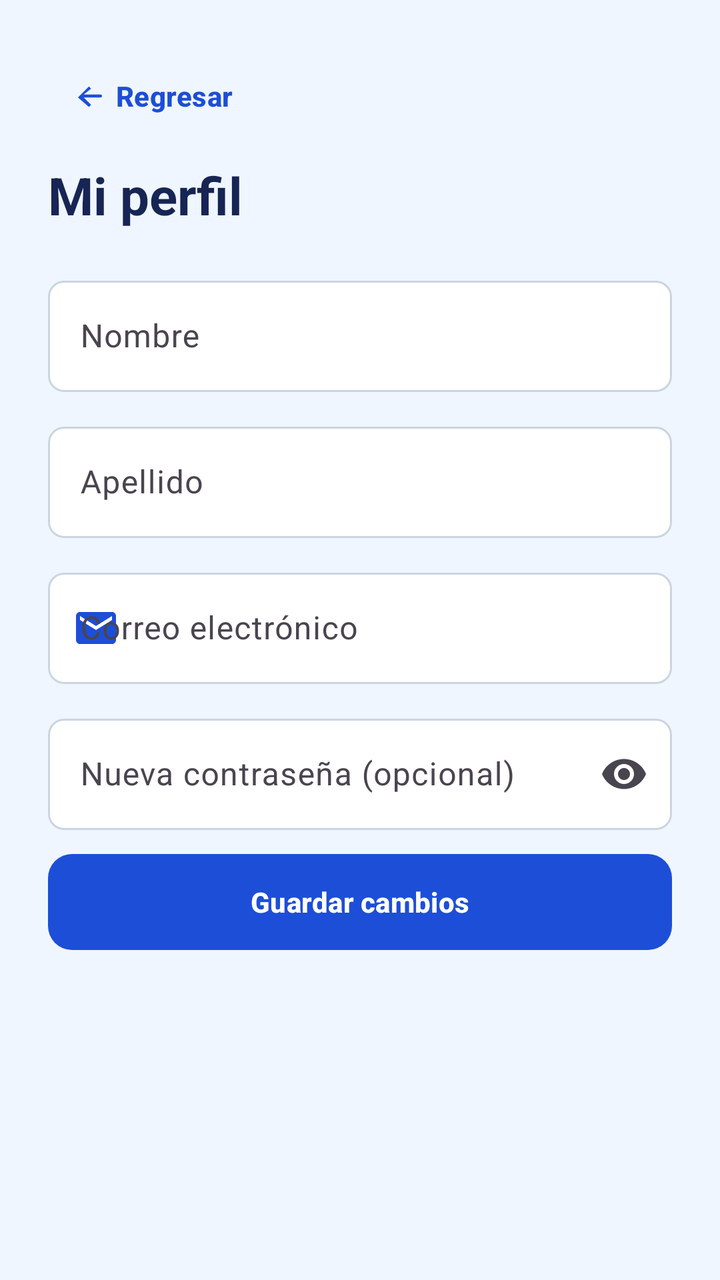
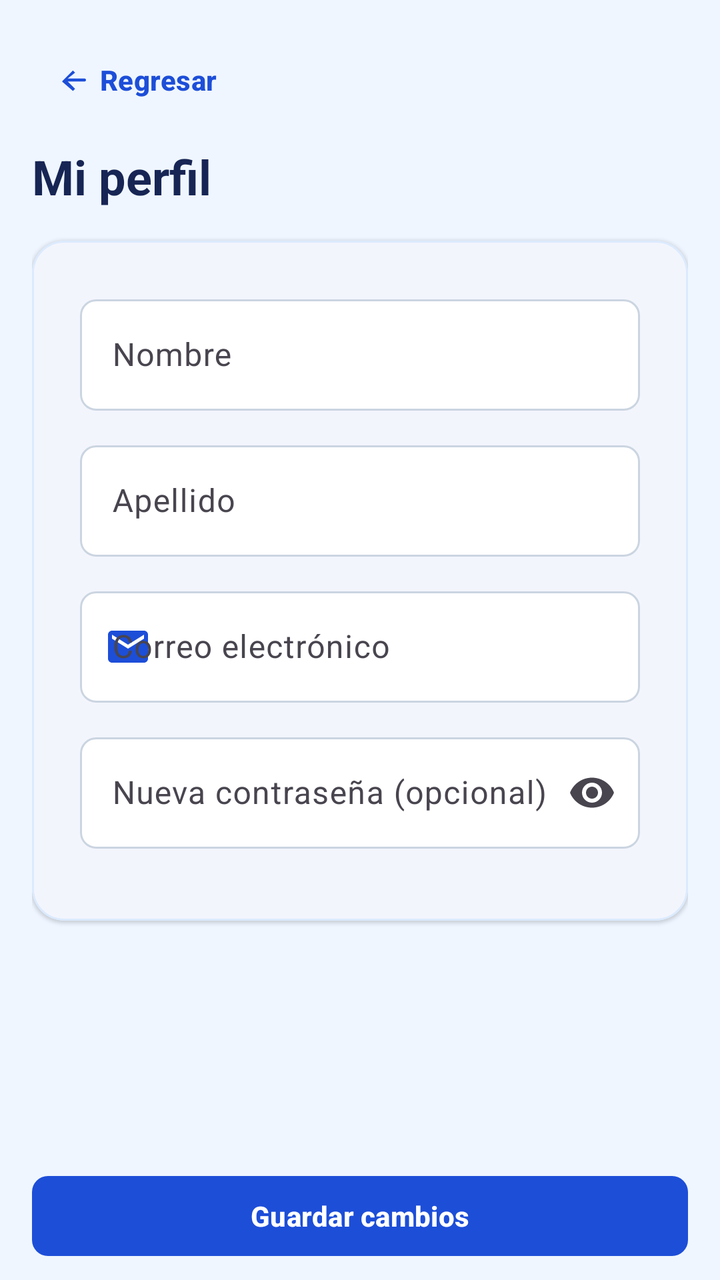

Two renders of the same Android screen: before a commit and after it. Below are the layout's source before the change and the commit's diff.
<!-- AndroidManifest.xml: application theme Theme.InchekyAndroid -->
<!-- res/layout/activity_profile.xml -->
<?xml version="1.0" encoding="utf-8"?>
<androidx.constraintlayout.widget.ConstraintLayout xmlns:android="http://schemas.android.com/apk/res/android"
    xmlns:app="http://schemas.android.com/apk/res-auto"
    android:id="@+id/profileRoot"
    android:layout_width="match_parent"
    android:layout_height="match_parent"
    android:background="@color/auth_background">

    <ScrollView
        android:layout_width="0dp"
        android:layout_height="0dp"
        android:fillViewport="true"
        app:layout_constraintBottom_toBottomOf="parent"
        app:layout_constraintEnd_toEndOf="parent"
        app:layout_constraintStart_toStartOf="parent"
        app:layout_constraintTop_toTopOf="parent">

        <LinearLayout
            android:layout_width="match_parent"
            android:layout_height="wrap_content"
            android:orientation="vertical"
            android:padding="24dp">

            <com.google.android.material.button.MaterialButton
                android:id="@+id/btnProfileBack"
                style="@style/Widget.Material3.Button.TextButton"
                android:layout_width="match_parent"
                android:layout_height="wrap_content"
                android:layout_marginBottom="8dp"
                android:contentDescription="@string/navigation_back"
                android:gravity="start|center_vertical"
                android:text="@string/navigation_back"
                android:textAllCaps="false"
                android:textColor="@color/auth_primary"
                app:icon="@drawable/ic_arrow_back"
                app:iconTint="@color/auth_primary" />

            <TextView
                android:layout_width="wrap_content"
                android:layout_height="wrap_content"
                android:layout_marginBottom="20dp"
                android:text="@string/home_profile"
                android:textColor="@color/auth_ink"
                android:textSize="26sp"
                android:textStyle="bold" />

            <com.google.android.material.textfield.TextInputLayout
                android:id="@+id/tilProfileName"
                android:layout_width="match_parent"
                android:layout_height="wrap_content"
                android:layout_marginBottom="12dp"
                android:hint="@string/register_name"
                app:boxBackgroundMode="outline"
                app:boxStrokeColor="@color/input_stroke">

                <com.google.android.material.textfield.TextInputEditText
                    android:id="@+id/etProfileName"
                    android:layout_width="match_parent"
                    android:layout_height="wrap_content"
                    android:inputType="textPersonName|textCapWords"
                    android:maxLength="255"
                    android:maxLines="1" />
            </com.google.android.material.textfield.TextInputLayout>

            <com.google.android.material.textfield.TextInputLayout
                android:id="@+id/tilProfileSurname"
                android:layout_width="match_parent"
                android:layout_height="wrap_content"
                android:layout_marginBottom="12dp"
                android:hint="@string/register_surname"
                app:boxBackgroundMode="outline"
                app:boxStrokeColor="@color/input_stroke">

                <com.google.android.material.textfield.TextInputEditText
                    android:id="@+id/etProfileSurname"
                    android:layout_width="match_parent"
                    android:layout_height="wrap_content"
                    android:inputType="textPersonName|textCapWords"
                    android:maxLength="255"
                    android:maxLines="1" />
            </com.google.android.material.textfield.TextInputLayout>

            <com.google.android.material.textfield.TextInputLayout
                android:id="@+id/tilProfileEmail"
                android:layout_width="match_parent"
                android:layout_height="wrap_content"
                android:layout_marginBottom="12dp"
                android:hint="@string/login_email"
                app:boxBackgroundMode="outline"
                app:boxStrokeColor="@color/input_stroke"
                app:startIconDrawable="@drawable/ic_email"
                app:startIconTint="@color/auth_primary">

                <com.google.android.material.textfield.TextInputEditText
                    android:id="@+id/etProfileEmail"
                    android:layout_width="match_parent"
                    android:layout_height="wrap_content"
                    android:inputType="textEmailAddress"
                    android:maxLines="1" />
            </com.google.android.material.textfield.TextInputLayout>

            <com.google.android.material.textfield.TextInputLayout
                android:id="@+id/tilProfilePassword"
                android:layout_width="match_parent"
                android:layout_height="wrap_content"
                android:layout_marginBottom="8dp"
                android:hint="@string/profile_new_password"
                app:boxBackgroundMode="outline"
                app:boxStrokeColor="@color/input_stroke"
                app:endIconMode="password_toggle">

                <com.google.android.material.textfield.TextInputEditText
                    android:id="@+id/etProfilePassword"
                    android:layout_width="match_parent"
                    android:layout_height="wrap_content"
                    android:autofillHints="newPassword"
                    android:inputType="textPassword"
                    android:maxLength="20"
                    android:maxLines="1" />
            </com.google.android.material.textfield.TextInputLayout>

            <TextView
                android:id="@+id/tvProfileFeedback"
                android:layout_width="match_parent"
                android:layout_height="wrap_content"
                android:layout_marginBottom="12dp"
                android:visibility="gone" />

            <com.google.android.material.button.MaterialButton
                android:id="@+id/btnProfileSave"
                android:layout_width="match_parent"
                android:layout_height="56dp"
                android:text="@string/profile_save"
                android:textAllCaps="false"
                app:backgroundTint="@color/auth_primary"
                app:cornerRadius="12dp" />
        </LinearLayout>
    </ScrollView>
</androidx.constraintlayout.widget.ConstraintLayout>
<!-- resources referenced by this layout -->
<resources>
  <color name="auth_background">@color/soft</color>
  <color name="auth_ink">@color/ink</color>
  <color name="auth_primary">@color/accent</color>
  <!-- drawable ic_arrow_back (drawable) -->
  <vector xmlns:android="http://schemas.android.com/apk/res/android"
      android:width="24dp"
      android:height="24dp"
      android:viewportWidth="24"
      android:viewportHeight="24">
      <path
          android:fillColor="#000000"
          android:pathData="M20,12c0,0.55 -0.45,1 -1,1L7.83,13l4.88,4.88 -1.42,1.42L4,13l7.29,-7.29 1.42,1.42L7.83,11H19c0.55,0 1,0.45 1,1z" />
  </vector>
  <!-- drawable ic_email (drawable) -->
  <vector xmlns:android="http://schemas.android.com/apk/res/android"
      android:width="24dp"
      android:height="24dp"
      android:viewportWidth="24"
      android:viewportHeight="24">
      <path
          android:fillColor="#000000"
          android:pathData="M20,4H4c-1.1,0 -2,0.9 -2,2v12c0,1.1 0.9,2 2,2h16c1.1,0 2,-0.9 2,-2V6c0,-1.1 -0.9,-2 -2,-2M20,8l-8,5L4,8V6l8,5 8,-5z" />
  </vector>
  <string name="home_profile">Mi perfil</string>
  <string name="login_email">Correo electrónico</string>
  <string name="navigation_back">Regresar</string>
  <string name="profile_new_password">Nueva contraseña (opcional)</string>
  <string name="profile_save">Guardar cambios</string>
  <string name="register_name">Nombre</string>
  <string name="register_surname">Apellido</string>
  <style name="Theme.InchekyAndroid" parent="Base.Theme.InchekyAndroid" />
  <color name="soft">#EFF6FF</color>
  <color name="ink">#172554</color>
  <color name="accent">#1D4ED8</color>
  <color name="white">#FFFFFFFF</color>
  <color name="surface">#FFFFFF</color>
  <color name="line">#DBEAFE</color>
  <color name="danger">#B91C1C</color>
  <style name="Widget.Incheky.TextInputLayout" parent="Widget.Material3.TextInputLayout.OutlinedBox">
          <item name="boxBackgroundColor">@color/surface</item>
          <item name="boxStrokeColor">@color/input_stroke</item>
          <item name="boxStrokeWidth">1dp</item>
          <item name="boxStrokeWidthFocused">2dp</item>
          <item name="boxCornerRadiusTopStart">@dimen/button_corner_radius</item>
          <item name="boxCornerRadiusTopEnd">@dimen/button_corner_radius</item>
          <item name="boxCornerRadiusBottomStart">@dimen/button_corner_radius</item>
          <item name="boxCornerRadiusBottomEnd">@dimen/button_corner_radius</item>
          <item name="hintTextColor">@color/muted</item>
      </style>
  <style name="Widget.Incheky.Button.Primary" parent="Widget.Material3.Button">
          <item name="android:minHeight">@dimen/touch_target_min</item>
          <item name="android:textColor">@color/white</item>
          <item name="android:textStyle">bold</item>
          <item name="android:textAllCaps">false</item>
          <item name="backgroundTint">@color/accent</item>
          <item name="cornerRadius">@dimen/button_corner_radius</item>
      </style>
  <dimen name="button_corner_radius">8dp</dimen>
  <color name="muted">#64748B</color>
  <dimen name="touch_target_min">48dp</dimen>
  <!-- unchanged entries left out for length: 1 -->
</resources>

<!-- the commit's change to res/layout/activity_profile.xml (unified diff, before → after) -->
@@ -4,13 +4,15 @@
     android:id="@+id/profileRoot"
     android:layout_width="match_parent"
     android:layout_height="match_parent"
-    android:background="@color/auth_background">
+    android:background="@color/soft">
 
     <ScrollView
+        android:id="@+id/profileScroll"
         android:layout_width="0dp"
         android:layout_height="0dp"
+        android:clipToPadding="false"
         android:fillViewport="true"
-        app:layout_constraintBottom_toBottomOf="parent"
+        app:layout_constraintBottom_toTopOf="@id/profileSaveArea"
         app:layout_constraintEnd_toEndOf="parent"
         app:layout_constraintStart_toStartOf="parent"
         app:layout_constraintTop_toTopOf="parent">
@@ -19,121 +21,163 @@
             android:layout_width="match_parent"
             android:layout_height="wrap_content"
             android:orientation="vertical"
-            android:padding="24dp">
+            android:padding="@dimen/screen_margin">
 
             <com.google.android.material.button.MaterialButton
                 android:id="@+id/btnProfileBack"
                 style="@style/Widget.Material3.Button.TextButton"
                 android:layout_width="match_parent"
-                android:layout_height="wrap_content"
-                android:layout_marginBottom="8dp"
+                android:layout_height="@dimen/touch_target_min"
+                android:layout_marginBottom="@dimen/space_2"
                 android:contentDescription="@string/navigation_back"
                 android:gravity="start|center_vertical"
                 android:text="@string/navigation_back"
                 android:textAllCaps="false"
-                android:textColor="@color/auth_primary"
+                android:textColor="@color/accent"
                 app:icon="@drawable/ic_arrow_back"
-                app:iconTint="@color/auth_primary" />
+                app:iconTint="@color/accent" />
 
             <TextView
                 android:layout_width="wrap_content"
                 android:layout_height="wrap_content"
-                android:layout_marginBottom="20dp"
+                android:layout_marginBottom="@dimen/space_4"
                 android:text="@string/home_profile"
-                android:textColor="@color/auth_ink"
-                android:textSize="26sp"
+                android:textColor="@color/ink"
+                android:textSize="@dimen/screen_title_text_size"
                 android:textStyle="bold" />
 
-            <com.google.android.material.textfield.TextInputLayout
-                android:id="@+id/tilProfileName"
+            <com.google.android.material.card.MaterialCardView
                 android:layout_width="match_parent"
                 android:layout_height="wrap_content"
-                android:layout_marginBottom="12dp"
-                android:hint="@string/register_name"
-                app:boxBackgroundMode="outline"
-                app:boxStrokeColor="@color/input_stroke">
+                app:cardBackgroundColor="@color/surface"
+                app:cardCornerRadius="@dimen/card_corner_radius"
+                app:cardElevation="@dimen/card_elevation"
+                app:contentPadding="@dimen/space_5"
+                app:strokeColor="@color/line"
+                app:strokeWidth="@dimen/card_stroke_width">
 
-                <com.google.android.material.textfield.TextInputEditText
-                    android:id="@+id/etProfileName"
+                <LinearLayout
                     android:layout_width="match_parent"
                     android:layout_height="wrap_content"
-                    android:inputType="textPersonName|textCapWords"
-                    android:maxLength="255"
-                    android:maxLines="1" />
-            </com.google.android.material.textfield.TextInputLayout>
+                    android:orientation="vertical">
 
-            <com.google.android.material.textfield.TextInputLayout
-                android:id="@+id/tilProfileSurname"
-                android:layout_width="match_parent"
-                android:layout_height="wrap_content"
-                android:layout_marginBottom="12dp"
-                android:hint="@string/register_surname"
-                app:boxBackgroundMode="outline"
-                app:boxStrokeColor="@color/input_stroke">
+                    <com.google.android.material.textfield.TextInputLayout
+                        android:id="@+id/tilProfileName"
+                        style="@style/Widget.Incheky.TextInputLayout"
+                        android:layout_width="match_parent"
+                        android:layout_height="wrap_content"
+                        android:layout_marginBottom="@dimen/space_3"
+                        android:hint="@string/register_name">
 
-                <com.google.android.material.textfield.TextInputEditText
-                    android:id="@+id/etProfileSurname"
-                    android:layout_width="match_parent"
-                    android:layout_height="wrap_content"
-                    android:inputType="textPersonName|textCapWords"
-                    android:maxLength="255"
-                    android:maxLines="1" />
-            </com.google.android.material.textfield.TextInputLayout>
+                        <com.google.android.material.textfield.TextInputEditText
+                            android:id="@+id/etProfileName"
+                            android:layout_width="match_parent"
+                            android:layout_height="wrap_content"
+                            android:imeOptions="actionNext"
+                            android:inputType="textPersonName|textCapWords"
+                            android:maxLength="255"
+                            android:maxLines="1" />
+                    </com.google.android.material.textfield.TextInputLayout>
 
-            <com.google.android.material.textfield.TextInputLayout
-                android:id="@+id/tilProfileEmail"
-                android:layout_width="match_parent"
-                android:layout_height="wrap_content"
-                android:layout_marginBottom="12dp"
-                android:hint="@string/login_email"
-                app:boxBackgroundMode="outline"
-                app:boxStrokeColor="@color/input_stroke"
-                app:startIconDrawable="@drawable/ic_email"
-                app:startIconTint="@color/auth_primary">
+                    <com.google.android.material.textfield.TextInputLayout
+                        android:id="@+id/tilProfileSurname"
+                        style="@style/Widget.Incheky.TextInputLayout"
+                        android:layout_width="match_parent"
+                        android:layout_height="wrap_content"
+                        android:layout_marginBottom="@dimen/space_3"
+                        android:hint="@string/register_surname">
 
-                <com.google.android.material.textfield.TextInputEditText
-                    android:id="@+id/etProfileEmail"
-                    android:layout_width="match_parent"
-                    android:layout_height="wrap_content"
-                    android:inputType="textEmailAddress"
-                    android:maxLines="1" />
-            </com.google.android.material.textfield.TextInputLayout>
+                        <com.google.android.material.textfield.TextInputEditText
+                            android:id="@+id/etProfileSurname"
+                            android:layout_width="match_parent"
+                            android:layout_height="wrap_content"
+                            android:imeOptions="actionNext"
+                            android:inputType="textPersonName|textCapWords"
+                            android:maxLength="255"
+                            android:maxLines="1" />
+                    </com.google.android.material.textfield.TextInputLayout>
 
-            <com.google.android.material.textfield.TextInputLayout
-                android:id="@+id/tilProfilePassword"
-                android:layout_width="match_parent"
-                android:layout_height="wrap_content"
-                android:layout_marginBottom="8dp"
-                android:hint="@string/profile_new_password"
-                app:boxBackgroundMode="outline"
-                app:boxStrokeColor="@color/input_stroke"
-                app:endIconMode="password_toggle">
+                    <com.google.android.material.textfield.TextInputLayout
+                        android:id="@+id/tilProfileEmail"
+                        style="@style/Widget.Incheky.TextInputLayout"
+                        android:layout_width="match_parent"
+                        android:layout_height="wrap_content"
+                        android:layout_marginBottom="@dimen/space_3"
+                        android:hint="@string/login_email"
+                        app:startIconDrawable="@drawable/ic_email"
+                        app:startIconTint="@color/accent">
 
-                <com.google.android.material.textfield.TextInputEditText
-                    android:id="@+id/etProfilePassword"
-                    android:layout_width="match_parent"
-                    android:layout_height="wrap_content"
-                    android:autofillHints="newPassword"
-                    android:inputType="textPassword"
-                    android:maxLength="20"
-                    android:maxLines="1" />
-            </com.google.android.material.textfield.TextInputLayout>
+                        <com.google.android.material.textfield.TextInputEditText
+                            android:id="@+id/etProfileEmail"
+                            android:layout_width="match_parent"
+                            android:layout_height="wrap_content"
+                            android:autofillHints="emailAddress"
+                            android:imeOptions="actionNext"
+                            android:inputType="textEmailAddress"
+                            android:maxLines="1" />
+                    </com.google.android.material.textfield.TextInputLayout>
 
-            <TextView
-                android:id="@+id/tvProfileFeedback"
-                android:layout_width="match_parent"
-                android:layout_height="wrap_content"
-                android:layout_marginBottom="12dp"
-                android:visibility="gone" />
+                    <com.google.android.material.textfield.TextInputLayout
+                        android:id="@+id/tilProfilePassword"
+                        style="@style/Widget.Incheky.TextInputLayout"
+                        android:layout_width="match_parent"
+                        android:layout_height="wrap_content"
+                        android:layout_marginBottom="@dimen/space_3"
+                        android:hint="@string/profile_new_password"
+                        app:endIconMode="password_toggle">
 
-            <com.google.android.material.button.MaterialButton
-                android:id="@+id/btnProfileSave"
-                android:layout_width="match_parent"
-                android:layout_height="56dp"
-                android:text="@string/profile_save"
-                android:textAllCaps="false"
-                app:backgroundTint="@color/auth_primary"
-                app:cornerRadius="12dp" />
+                        <com.google.android.material.textfield.TextInputEditText
+                            android:id="@+id/etProfilePassword"
+                            android:layout_width="match_parent"
+                            android:layout_height="wrap_content"
+                            android:autofillHints="newPassword"
+                            android:imeOptions="actionDone"
+                            android:inputType="textPassword"
+                            android:maxLength="20"
+                            android:maxLines="1" />
+                    </com.google.android.material.textfield.TextInputLayout>
+
+                    <TextView
+                        android:id="@+id/tvProfileFeedback"
+                        android:layout_width="match_parent"
+                        android:layout_height="wrap_content"
+                        android:layout_marginBottom="@dimen/space_3"
+                        android:padding="@dimen/space_3"
+                        android:textSize="@dimen/body_text_size"
+                        android:visibility="gone" />
+                </LinearLayout>
+            </com.google.android.material.card.MaterialCardView>
         </LinearLayout>
     </ScrollView>
+
+    <FrameLayout
+        android:id="@+id/profileSaveArea"
+        android:layout_width="0dp"
+        android:layout_height="@dimen/touch_target_min"
+        android:layout_marginStart="@dimen/screen_margin"
+        android:layout_marginEnd="@dimen/screen_margin"
+        android:layout_marginBottom="@dimen/space_2"
+        app:layout_constraintBottom_toBottomOf="parent"
+        app:layout_constraintEnd_toEndOf="parent"
+        app:layout_constraintStart_toStartOf="parent">
+
+        <com.google.android.material.button.MaterialButton
+            android:id="@+id/btnProfileSave"
+            style="@style/Widget.Incheky.Button.Primary"
+            android:layout_width="match_parent"
+            android:layout_height="match_parent"
+            android:text="@string/profile_save"
+            android:textSize="@dimen/body_text_size" />
+
+        <ProgressBar
+            android:id="@+id/profileProgress"
+            style="?android:attr/progressBarStyleSmall"
+            android:layout_width="@dimen/auth_progress_size"
+            android:layout_height="@dimen/auth_progress_size"
+            android:layout_gravity="end|center_vertical"
+            android:layout_marginEnd="@dimen/space_3"
+            android:importantForAccessibility="no"
+            android:indeterminateTint="@color/white"
+            android:visibility="gone" />
+    </FrameLayout>
 </androidx.constraintlayout.widget.ConstraintLayout>
<!-- resource entries referenced after the edit -->
@@ -1,8 +1,5 @@
 <!-- resources referenced by this layout -->
 <resources>
-  <color name="auth_background">@color/soft</color>
-  <color name="auth_ink">@color/ink</color>
-  <color name="auth_primary">@color/accent</color>
   <!-- drawable ic_arrow_back (drawable) -->
   <vector xmlns:android="http://schemas.android.com/apk/res/android"
       android:width="24dp"
@@ -35,6 +32,17 @@
   <color name="ink">#172554</color>
   <color name="accent">#1D4ED8</color>
   <color name="white">#FFFFFFFF</color>
+  <dimen name="auth_progress_size">20dp</dimen>
+  <dimen name="body_text_size">14sp</dimen>
+  <dimen name="card_corner_radius">16dp</dimen>
+  <dimen name="card_elevation">1dp</dimen>
+  <dimen name="card_stroke_width">1dp</dimen>
+  <dimen name="screen_margin">16dp</dimen>
+  <dimen name="screen_title_text_size">24sp</dimen>
+  <dimen name="space_2">8dp</dimen>
+  <dimen name="space_3">12dp</dimen>
+  <dimen name="space_4">16dp</dimen>
+  <dimen name="space_5">24dp</dimen>
   <color name="surface">#FFFFFF</color>
   <color name="line">#DBEAFE</color>
   <color name="danger">#B91C1C</color>
